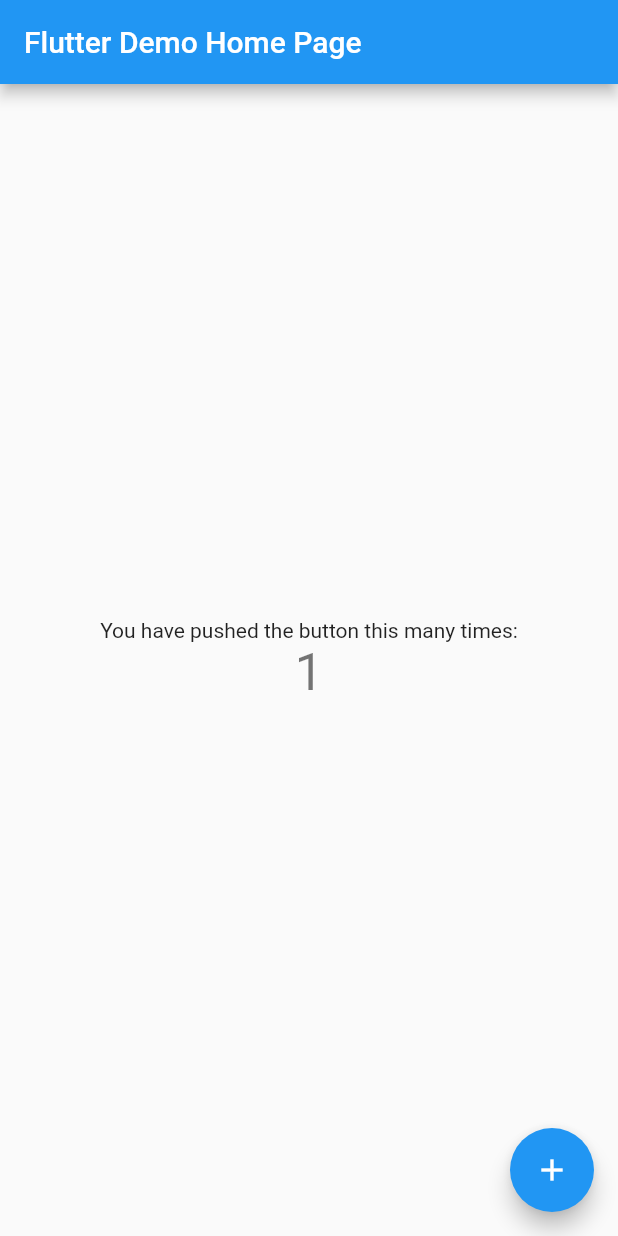
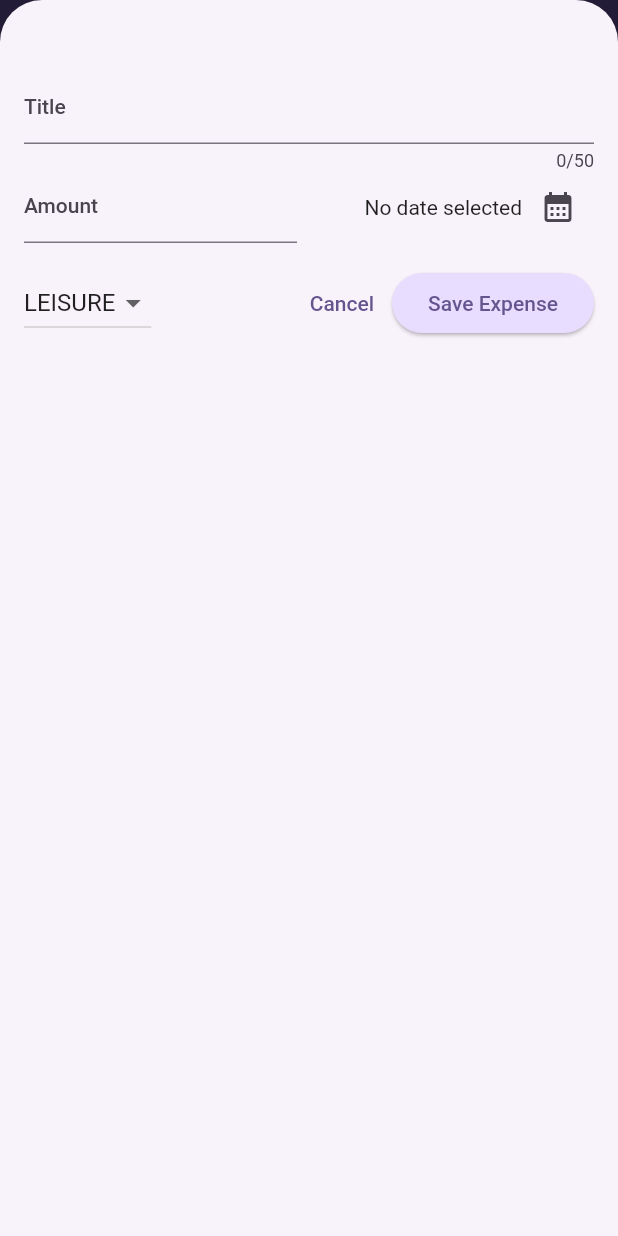
Before and after one commit to singh3abhi/Kharcha-Management-App, a Flutter app: the screen it shows after launch, after a tap on the "add" icon, on a phone screen of 412 x 824 dp. Run offline on Flutter 3.47's test engine with Material 2 defaults, Android fonts, the phone set to English and light mode, and no system bars.

Commit message:
Finished Version 1

```diff
--- /dev/null
+++ b/lib/Models/expense.dart
@@ -0,0 +1,64 @@
+import "package:flutter/material.dart";
+import "package:intl/intl.dart";
+import "package:uuid/uuid.dart";
+
+final formatter = DateFormat.yMd();
+
+const uuid = Uuid();
+
+// enum allows us to create a custom type which takes certain values only
+enum Category {
+  food,
+  travel,
+  work,
+  leisure,
+}
+
+const categoryIcons = {
+  Category.food: Icons.lunch_dining,
+  Category.travel: Icons.flight_takeoff,
+  Category.leisure: Icons.movie,
+  Category.work: Icons.work,
+};
+
+class Expense {
+  Expense({
+    required this.title,
+    required this.date,
+    required this.amount,
+    required this.category,
+  }) : id = uuid.v4();
+
+  final String id;
+  final String title;
+  final double amount;
+  final DateTime date;
+  // final String category;
+  final Category category;
+
+  String get formattedDate {
+    return formatter.format(date);
+  }
+}
+
+class ExpenseBucket {
+  final Category category;
+  final List<Expense> expenses;
+
+  const ExpenseBucket(this.category, this.expenses);
+
+  ExpenseBucket.forCategory(List<Expense> allExpenses, this.category)
+      : expenses = allExpenses
+            .where((expense) => expense.category == category)
+            .toList();
+
+  double get totalExpenses {
+    double sum = 0;
+
+    for (final expense in expenses) {
+      sum = sum + expense.amount;
+    }
+
+    return sum;
+  }
+}
--- a/lib/main.dart
+++ b/lib/main.dart
@@ -1,4 +1,5 @@
 import 'package:flutter/material.dart';
+import 'package:kharcha_management_app/widgets/expenses.dart';
 
 void main() {
   runApp(const MyApp());
@@ -7,109 +8,59 @@
 class MyApp extends StatelessWidget {
   const MyApp({super.key});
 
-  // This widget is the root of your application.
   @override
   Widget build(BuildContext context) {
     return MaterialApp(
-      title: 'Flutter Demo',
-      theme: ThemeData(
-        // This is the theme of your application.
-        //
-        // Try running your application with "flutter run". You'll see the
-        // application has a blue toolbar. Then, without quitting the app, try
-        // changing the primarySwatch below to Colors.green and then invoke
-        // "hot reload" (press "r" in the console where you ran "flutter run",
-        // or simply save your changes to "hot reload" in a Flutter IDE).
-        // Notice that the counter didn't reset back to zero; the application
-        // is not restarted.
-        primarySwatch: Colors.blue,
+      darkTheme: ThemeData.dark().copyWith(
+        useMaterial3: true,
+        colorScheme: kDarkColorScheme,
+        cardTheme: const CardTheme().copyWith(
+          color: kDarkColorScheme.secondaryContainer,
+          margin: const EdgeInsets.symmetric(horizontal: 16, vertical: 8),
+        ),
+        elevatedButtonTheme: ElevatedButtonThemeData(
+          style: ElevatedButton.styleFrom(
+            backgroundColor: kDarkColorScheme.primaryContainer,
+            foregroundColor: kDarkColorScheme.onPrimaryContainer,
+          ),
+        ),
       ),
-      home: const MyHomePage(title: 'Flutter Demo Home Page'),
+      theme: ThemeData().copyWith(
+        useMaterial3: true,
+        colorScheme: kColorScheme,
+        appBarTheme: const AppBarTheme().copyWith(
+          backgroundColor: kColorScheme.onPrimaryContainer,
+          foregroundColor: kColorScheme.primaryContainer,
+        ),
+        cardTheme: const CardTheme().copyWith(
+          color: kColorScheme.secondaryContainer,
+          margin: const EdgeInsets.symmetric(horizontal: 16, vertical: 8),
+        ),
+        elevatedButtonTheme: ElevatedButtonThemeData(
+          style: ElevatedButton.styleFrom(
+            backgroundColor: kColorScheme.primaryContainer,
+          ),
+        ),
+        textTheme: ThemeData().textTheme.copyWith(
+              titleLarge: TextStyle(
+                fontWeight: FontWeight.bold,
+                color: kColorScheme.onSecondaryContainer,
+                fontSize: 16,
+              ),
+            ),
+      ),
+      debugShowCheckedModeBanner: false,
+      themeMode: ThemeMode.system,
+      home: const Expenses(),
     );
   }
 }
 
-class MyHomePage extends StatefulWidget {
-  const MyHomePage({super.key, required this.title});
+var kColorScheme = ColorScheme.fromSeed(
+  seedColor: const Color.fromARGB(255, 96, 59, 181),
+);
 
-  // This widget is the home page of your application. It is stateful, meaning
-  // that it has a State object (defined below) that contains fields that affect
-  // how it looks.
-
-  // This class is the configuration for the state. It holds the values (in this
-  // case the title) provided by the parent (in this case the App widget) and
-  // used by the build method of the State. Fields in a Widget subclass are
-  // always marked "final".
-
-  final String title;
-
-  @override
-  State<MyHomePage> createState() => _MyHomePageState();
-}
-
-class _MyHomePageState extends State<MyHomePage> {
-  int _counter = 0;
-
-  void _incrementCounter() {
-    setState(() {
-      // This call to setState tells the Flutter framework that something has
-      // changed in this State, which causes it to rerun the build method below
-      // so that the display can reflect the updated values. If we changed
-      // _counter without calling setState(), then the build method would not be
-      // called again, and so nothing would appear to happen.
-      _counter++;
-    });
-  }
-
-  @override
-  Widget build(BuildContext context) {
-    // This method is rerun every time setState is called, for instance as done
-    // by the _incrementCounter method above.
-    //
-    // The Flutter framework has been optimized to make rerunning build methods
-    // fast, so that you can just rebuild anything that needs updating rather
-    // than having to individually change instances of widgets.
-    return Scaffold(
-      appBar: AppBar(
-        // Here we take the value from the MyHomePage object that was created by
-        // the App.build method, and use it to set our appbar title.
-        title: Text(widget.title),
-      ),
-      body: Center(
-        // Center is a layout widget. It takes a single child and positions it
-        // in the middle of the parent.
-        child: Column(
-          // Column is also a layout widget. It takes a list of children and
-          // arranges them vertically. By default, it sizes itself to fit its
-          // children horizontally, and tries to be as tall as its parent.
-          //
-          // Invoke "debug painting" (press "p" in the console, choose the
-          // "Toggle Debug Paint" action from the Flutter Inspector in Android
-          // Studio, or the "Toggle Debug Paint" command in Visual Studio Code)
-          // to see the wireframe for each widget.
-          //
-          // Column has various properties to control how it sizes itself and
-          // how it positions its children. Here we use mainAxisAlignment to
-          // center the children vertically; the main axis here is the vertical
-          // axis because Columns are vertical (the cross axis would be
-          // horizontal).
-          mainAxisAlignment: MainAxisAlignment.center,
-          children: <Widget>[
-            const Text(
-              'You have pushed the button this many times:',
-            ),
-            Text(
-              '$_counter',
-              style: Theme.of(context).textTheme.headlineMedium,
-            ),
-          ],
-        ),
-      ),
-      floatingActionButton: FloatingActionButton(
-        onPressed: _incrementCounter,
-        tooltip: 'Increment',
-        child: const Icon(Icons.add),
-      ), // This trailing comma makes auto-formatting nicer for build methods.
-    );
-  }
-}
+var kDarkColorScheme = ColorScheme.fromSeed(
+  brightness: Brightness.dark,
+  seedColor: const Color.fromARGB(255, 5, 99, 125),
+);
--- /dev/null
+++ b/lib/widgets/chart/chart.dart
@@ -0,0 +1,94 @@
+import 'package:flutter/material.dart';
+import 'package:kharcha_management_app/Models/expense.dart';
+import 'package:kharcha_management_app/widgets/chart/chart_bar.dart';
+
+class Chart extends StatelessWidget {
+  const Chart({super.key, required this.expenses});
+
+  final List<Expense> expenses;
+
+  List<ExpenseBucket> get buckets {
+    return [
+      ExpenseBucket.forCategory(expenses, Category.food),
+      ExpenseBucket.forCategory(expenses, Category.leisure),
+      ExpenseBucket.forCategory(expenses, Category.travel),
+      ExpenseBucket.forCategory(expenses, Category.work),
+    ];
+  }
+
+  double get maxTotalExpense {
+    double maxTotalExpense = 0;
+
+    for (final bucket in buckets) {
+      if (bucket.totalExpenses > maxTotalExpense) {
+        maxTotalExpense = bucket.totalExpenses;
+      }
+    }
+
+    return maxTotalExpense;
+  }
+
+  @override
+  Widget build(BuildContext context) {
+    final isDarkMode =
+        MediaQuery.of(context).platformBrightness == Brightness.dark;
+    return Container(
+      margin: const EdgeInsets.all(16),
+      padding: const EdgeInsets.symmetric(
+        vertical: 16,
+        horizontal: 8,
+      ),
+      width: double.infinity,
+      height: 180,
+      decoration: BoxDecoration(
+        borderRadius: BorderRadius.circular(8),
+        gradient: LinearGradient(
+          colors: [
+            Theme.of(context).colorScheme.primary.withOpacity(0.3),
+            Theme.of(context).colorScheme.primary.withOpacity(0.0)
+          ],
+          begin: Alignment.bottomCenter,
+          end: Alignment.topCenter,
+        ),
+      ),
+      child: Column(
+        children: [
+          Expanded(
+            child: Row(
+              crossAxisAlignment: CrossAxisAlignment.end,
+              children: [
+                for (final bucket in buckets) // alternative to map()
+                  ChartBar(
+                    fill: bucket.totalExpenses == 0
+                        ? 0
+                        : bucket.totalExpenses / maxTotalExpense,
+                  )
+              ],
+            ),
+          ),
+          const SizedBox(height: 12),
+          Row(
+            children: buckets
+                .map(
+                  (bucket) => Expanded(
+                    child: Padding(
+                      padding: const EdgeInsets.symmetric(horizontal: 4),
+                      child: Icon(
+                        categoryIcons[bucket.category],
+                        color: isDarkMode
+                            ? Theme.of(context).colorScheme.secondary
+                            : Theme.of(context)
+                                .colorScheme
+                                .primary
+                                .withOpacity(0.7),
+                      ),
+                    ),
+                  ),
+                )
+                .toList(),
+          )
+        ],
+      ),
+    );
+  }
+}
--- /dev/null
+++ b/lib/widgets/chart/chart_bar.dart
@@ -0,0 +1,34 @@
+import 'package:flutter/material.dart';
+
+class ChartBar extends StatelessWidget {
+  const ChartBar({
+    super.key,
+    required this.fill,
+  });
+
+  final double fill;
+
+  @override
+  Widget build(BuildContext context) {
+    final isDarkMode =
+        MediaQuery.of(context).platformBrightness == Brightness.dark;
+    return Expanded(
+      child: Padding(
+        padding: const EdgeInsets.symmetric(horizontal: 4),
+        child: FractionallySizedBox(
+          heightFactor: fill,
+          child: DecoratedBox(
+            decoration: BoxDecoration(
+              shape: BoxShape.rectangle,
+              borderRadius:
+                  const BorderRadius.vertical(top: Radius.circular(8)),
+              color: isDarkMode
+                  ? Theme.of(context).colorScheme.secondary
+                  : Theme.of(context).colorScheme.primary.withOpacity(0.65),
+            ),
+          ),
+        ),
+      ),
+    );
+  }
+}
--- /dev/null
+++ b/lib/widgets/expenses.dart
@@ -0,0 +1,107 @@
+import 'package:flutter/material.dart';
+import 'package:kharcha_management_app/widgets/chart/chart.dart';
+import 'package:kharcha_management_app/widgets/expenses_list/expenses_list.dart';
+
+import '../Models/expense.dart';
+import 'new_expense.dart';
+
+class Expenses extends StatefulWidget {
+  const Expenses({super.key});
+
+  @override
+  State<Expenses> createState() => _ExpensesState();
+}
+
+class _ExpensesState extends State<Expenses> {
+  final List<Expense> _registeredExpenses = [
+    // Expense(
+    //   title: 'Flutter Course',
+    //   date: DateTime.now(),
+    //   amount: 499,
+    //   category: Category.work,
+    // ),
+    // Expense(
+    //   title: 'Cinema',
+    //   date: DateTime.now(),
+    //   amount: 399.75,
+    //   category: Category.leisure,
+    // ),
+    // Expense(
+    //   title: 'Dinner',
+    //   date: DateTime.now(),
+    //   amount: 1250.05,
+    //   category: Category.food,
+    // ),
+  ];
+
+  void _openAddExpenseOverlay() {
+    showModalBottomSheet(
+      isScrollControlled: true,
+      context: context,
+      builder: (ctx) => NewExpense(onAddExpense: _addExpense),
+    );
+  }
+
+  void _addExpense(Expense expense) {
+    setState(() {
+      _registeredExpenses.add(expense);
+    });
+  }
+
+  void _removeExpense(Expense expense) {
+    final expenseIndex = _registeredExpenses.indexOf(expense);
+    setState(() {
+      _registeredExpenses.remove(expense);
+    });
+    ScaffoldMessenger.of(context).clearSnackBars();
+    ScaffoldMessenger.of(context).showSnackBar(
+      SnackBar(
+        duration: const Duration(seconds: 3),
+        content: const Text('Expense deleted.'),
+        action: SnackBarAction(
+          label: 'Undo',
+          onPressed: () {
+            setState(
+              () {
+                _registeredExpenses.insert(expenseIndex, expense);
+              },
+            );
+          },
+        ),
+      ),
+    );
+  }
+
+  @override
+  Widget build(BuildContext context) {
+    Widget mainContent = const Center(
+      child: Text('No expenses found, Start adding some!'),
+    );
+
+    if (_registeredExpenses.isNotEmpty) {
+      mainContent = ExpensesList(
+        expenses: _registeredExpenses,
+        onRemoveExpense: _removeExpense,
+      );
+    }
+    return Scaffold(
+      appBar: AppBar(
+        title: const Text("Kharcha Management"),
+        actions: [
+          IconButton(
+            onPressed: _openAddExpenseOverlay,
+            icon: const Icon(
+              Icons.add,
+            ),
+          ),
+        ],
+      ),
+      body: Column(
+        children: [
+          Chart(expenses: _registeredExpenses),
+          Expanded(child: mainContent),
+        ],
+      ),
+    );
+  }
+}
--- /dev/null
+++ b/lib/widgets/expenses_list/expense_item.dart
@@ -0,0 +1,47 @@
+import 'package:flutter/material.dart';
+import 'package:kharcha_management_app/Models/expense.dart';
+
+class ExpenseItem extends StatelessWidget {
+  const ExpenseItem({super.key, required this.expense});
+
+  final Expense expense;
+
+  @override
+  Widget build(BuildContext context) {
+    return Card(
+      child: Padding(
+        padding: const EdgeInsets.symmetric(
+          horizontal: 10,
+          vertical: 16,
+        ),
+        child: Column(
+          crossAxisAlignment: CrossAxisAlignment.start,
+          children: [
+            Text(
+              expense.title,
+              style: Theme.of(context).textTheme.titleLarge,
+            ),
+            const SizedBox(height: 4),
+            Row(
+              children: [
+                // .toStringAsFixed = ( 12.3433 => 12.34)
+                Text('Rs.${expense.amount.toStringAsFixed(2)}'),
+                const Spacer(),
+                Row(
+                  children: [
+                    Icon(categoryIcons[expense.category]),
+                    const SizedBox(
+                      width: 8,
+                    ),
+                    Text(expense.formattedDate),
+                    // Text(expense.category.toString()),
+                  ],
+                ),
+              ],
+            ),
+          ],
+        ),
+      ),
+    );
+  }
+}
--- /dev/null
+++ b/lib/widgets/expenses_list/expenses_list.dart
@@ -0,0 +1,33 @@
+import 'package:flutter/material.dart';
+import 'package:kharcha_management_app/Models/expense.dart';
+
+import 'expense_item.dart';
+
+class ExpensesList extends StatelessWidget {
+  final List<Expense> expenses;
+  final void Function(Expense expense) onRemoveExpense;
+  const ExpensesList(
+      {super.key, required this.expenses, required this.onRemoveExpense});
+
+  @override
+  Widget build(BuildContext context) {
+    // ListView is used when the user can add any number of scrollable widgets in list
+    // ListView.builder only builds widgets when they are visiable
+    return ListView.builder(
+      itemCount: expenses.length,
+      itemBuilder: (context, index) => Dismissible(
+        background: Container(
+          color: Theme.of(context).colorScheme.error.withOpacity(0.75),
+          margin: Theme.of(context).cardTheme.margin,
+        ),
+        onDismissed: (direction) {
+          onRemoveExpense(expenses[index]);
+        },
+        key: ValueKey(expenses[index]),
+        child: ExpenseItem(
+          expense: expenses[index],
+        ),
+      ),
+    );
+  }
+}
--- /dev/null
+++ b/lib/widgets/new_expense.dart
@@ -0,0 +1,171 @@
+import 'package:flutter/material.dart';
+
+import 'package:kharcha_management_app/Models/expense.dart';
+
+class NewExpense extends StatefulWidget {
+  const NewExpense({super.key, required this.onAddExpense});
+
+  final void Function(Expense expense) onAddExpense;
+
+  @override
+  State<NewExpense> createState() => _NewExpenseState();
+}
+
+class _NewExpenseState extends State<NewExpense> {
+  final _titleController = TextEditingController();
+  final _amountController = TextEditingController();
+  DateTime? _selectedDate;
+  Category _selectedCategory = Category.leisure;
+
+  void _presentDatePicker() async {
+    final now = DateTime.now();
+    final firstDate = DateTime(now.year - 1, now.month, now.day);
+    // future data type tells that right now we dont have the value
+    // but we will surely have in future
+    // .this is used to access the future value
+    final pickedDate = await showDatePicker(
+      context: context,
+      initialDate: now,
+      firstDate: firstDate,
+      lastDate: now,
+    );
+    // this line will only be executed when we have the datePicked value
+    setState(() {
+      _selectedDate = pickedDate;
+    });
+  }
+
+  void _submitExpenseData() {
+    final enteredaAmount = double.tryParse(_amountController.text);
+    // tryParse('Hello') => null
+    // tryParse('1.12') => 1.12
+    final amountIsInvalid = enteredaAmount == null || enteredaAmount <= 0;
+
+    if (_titleController.text.trim().isEmpty ||
+        amountIsInvalid ||
+        _selectedDate == null) {
+      // show an error message
+      showDialog(
+        context: context,
+        builder: (ctx) => AlertDialog(
+          title: const Text('Invalid Input'),
+          content: const Text(
+              'Please make sure a valid title, amount, date and category was entered.'),
+          actions: [
+            TextButton(
+              onPressed: () {
+                Navigator.pop(ctx);
+              },
+              child: const Text('Okay'),
+            )
+          ],
+        ),
+      );
+
+      return;
+    }
+
+    widget.onAddExpense(
+      Expense(
+        title: _titleController.text,
+        date: _selectedDate!,
+        amount: enteredaAmount,
+        category: _selectedCategory,
+      ),
+    );
+  }
+
+  @override
+  void dispose() {
+    _titleController.dispose();
+    _amountController.dispose();
+    super.dispose();
+  }
+
+  @override
+  Widget build(BuildContext context) {
+    return Padding(
+      padding: const EdgeInsets.fromLTRB(16, 48, 16, 16),
+      child: Column(
+        children: [
+          TextField(
+            controller: _titleController,
+            maxLength: 50,
+            decoration: const InputDecoration(label: Text('Title')),
+          ),
+          Row(
+            children: [
+              Expanded(
+                child: TextField(
+                  controller: _amountController,
+                  keyboardType: TextInputType.number,
+                  decoration: const InputDecoration(
+                    prefixText: 'Rs\t',
+                    label: Text('Amount'),
+                  ),
+                ),
+              ),
+              const SizedBox(width: 16),
+              Expanded(
+                child: Row(
+                  mainAxisAlignment: MainAxisAlignment.end,
+                  crossAxisAlignment: CrossAxisAlignment.center,
+                  children: [
+                    Text(
+                      _selectedDate == null
+                          ? 'No date selected'
+                          : formatter.format(_selectedDate!),
+                    ),
+                    IconButton(
+                      onPressed: () => _presentDatePicker(),
+                      icon: const Icon(Icons.calendar_month),
+                    )
+                  ],
+                ),
+              )
+            ],
+          ),
+          const SizedBox(
+            height: 16,
+          ),
+          Row(
+            children: [
+              DropdownButton(
+                value: _selectedCategory,
+                items: Category.values
+                    .map(
+                      (category) => DropdownMenuItem(
+                        value: category,
+                        child: Text(category.name.toUpperCase()),
+                      ),
+                    )
+                    .toList(),
+                onChanged: (value) {
+                  if (value == null) return;
+
+                  setState(() {
+                    _selectedCategory = value;
+                  });
+                },
+              ),
+              const Spacer(),
+              TextButton(
+                onPressed: () {
+                  Navigator.pop(context);
+                },
+                child: const Text('Cancel'),
+              ),
+              ElevatedButton(
+                onPressed: () {
+                  _submitExpenseData();
+                  Navigator.pop(context);
+                },
+                child: const Text('Save Expense'),
+              ),
+            ],
+          ),
+        ],
+      ),
+    );
+  }
+}
--- a/pubspec.yaml
+++ b/pubspec.yaml
@@ -35,6 +35,8 @@
   # The following adds the Cupertino Icons font to your application.
   # Use with the CupertinoIcons class for iOS style icons.
   cupertino_icons: ^1.0.2
+  uuid: ^3.0.7
+  intl: ^0.18.1
 
 dev_dependencies:
   flutter_test:
```
Also changed, not shown: pubspec.lock, 1 other file.
